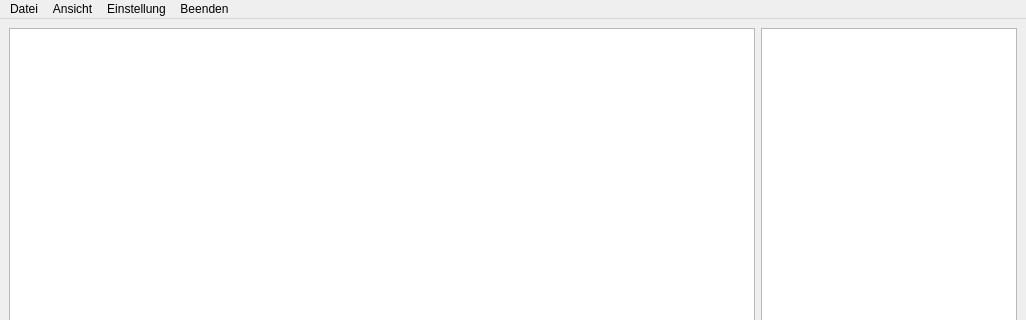
Before: the Qt Designer form gui/ui_files/main_chatWIndow.ui in marcelhdhd/FlowChatPy, drawn with Qt 5; both pictures show x 0 to 1026 and y 0 to 320 of the 1026 by 675 pixel window.
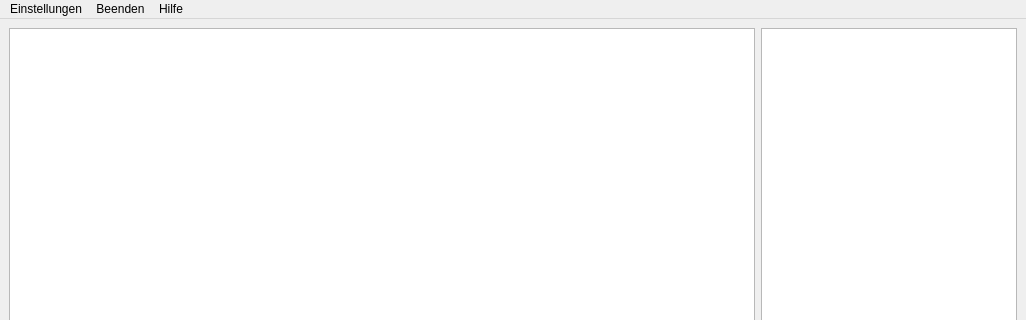
After: the same form once the commit is applied.

Diff of the .ui file:
```diff
--- a/gui/ui_files/main_chatWIndow.ui
+++ b/gui/ui_files/main_chatWIndow.ui
@@ -58,17 +58,12 @@
      <x>0</x>
      <y>0</y>
      <width>1026</width>
-     <height>26</height>
+     <height>22</height>
     </rect>
    </property>
-   <widget class="QMenu" name="menuDatei">
-    <property name="title">
-     <string>Datei</string>
-    </property>
-   </widget>
    <widget class="QMenu" name="menuEinstellung">
     <property name="title">
-     <string>Einstellung</string>
+     <string>Einstellungen</string>
     </property>
     <addaction name="changeName"/>
    </widget>
@@ -77,17 +72,16 @@
      <string>Beenden</string>
     </property>
    </widget>
-   <widget class="QMenu" name="menuAnsicht">
+   <widget class="QMenu" name="menuHilfe">
     <property name="title">
-     <string>Ansicht</string>
+     <string>Hilfe</string>
     </property>
     <addaction name="focusWindow"/>
     <addaction name="darkMode"/>
    </widget>
-   <addaction name="menuDatei"/>
-   <addaction name="menuAnsicht"/>
    <addaction name="menuEinstellung"/>
    <addaction name="menuBeenden"/>
+   <addaction name="menuHilfe"/>
   </widget>
   <widget class="QStatusBar" name="statusbar"/>
   <action name="changeName">
```
Left out of the diff: 20 changed lines with no effect on the pictures.
